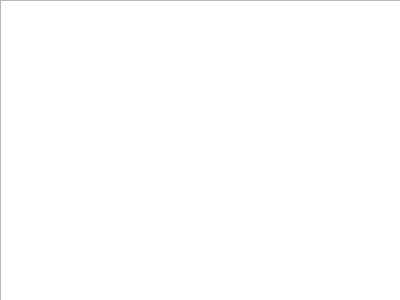
Above: View/ErrorDisplay.ui from ZILINYE/PyBill before the change. Below: the same form after it.
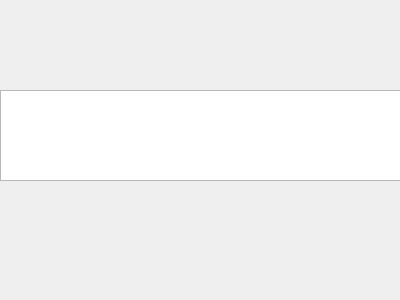
That is the form after the change.

What changed in the file:
```diff
--- a/View/ErrorDisplay.ui
+++ b/View/ErrorDisplay.ui
@@ -35,9 +35,9 @@
    <property name="geometry">
     <rect>
      <x>0</x>
-     <y>0</y>
+     <y>90</y>
      <width>401</width>
-     <height>301</height>
+     <height>91</height>
     </rect>
    </property>
    <property name="html">
```
